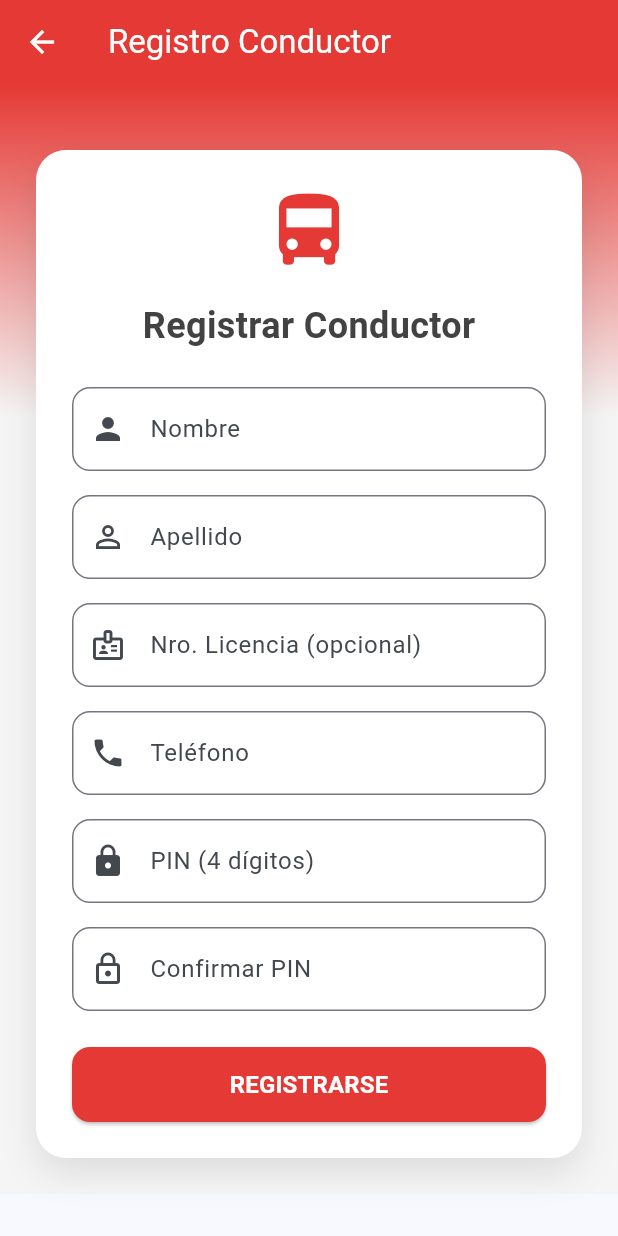
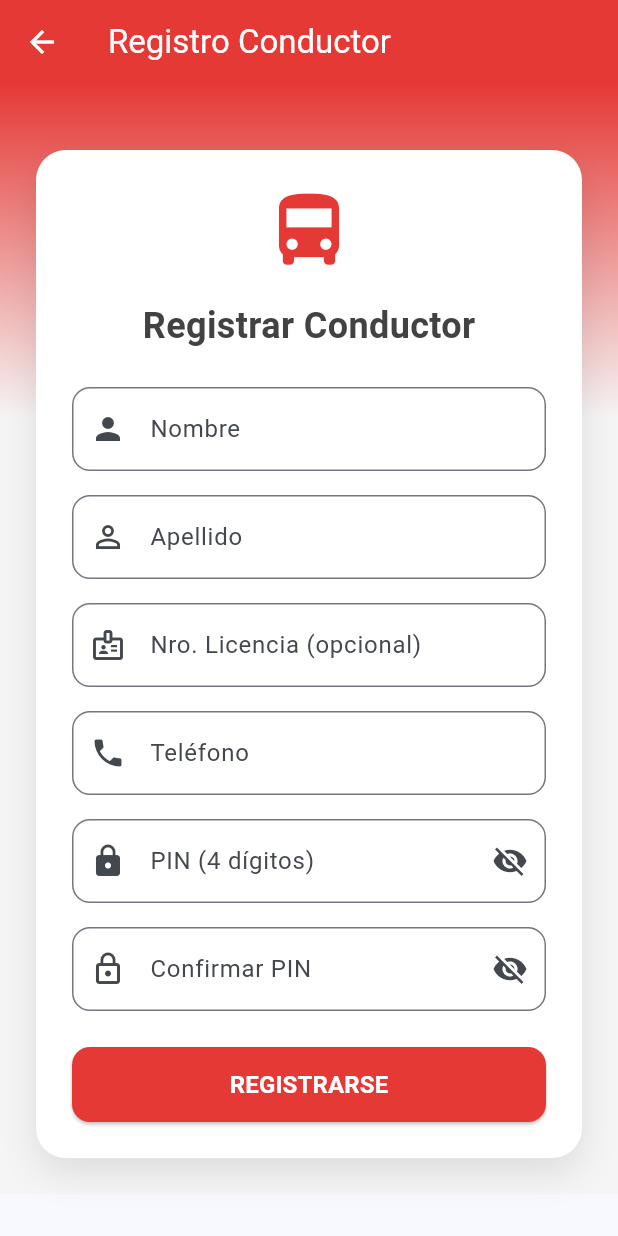
Before and after one commit to condorisebastian/mi-proyecto, a Flutter app: the DriverRegisterScreen screen opened by its route, on a phone screen of 412 x 824 dp. Run offline on Flutter 3.47's test engine with Material 3 defaults, Android fonts, the phone set to English and light mode, and no system bars; our stand-ins replace cloud_firestore, firebase_core, qr_flutter, shared_preferences; missing offline and left inert: flutter_nfc_kit, mobile_scanner, ndef; accounts and stored records are empty; network calls fail.

Commit message:
feat: mostrar u ocultar el PIN en login y registro
Agrega boton de ojito (suffixIcon) en los campos de PIN de login/registro de pasajero y conductor, incluido el campo de confirmacion.

```diff
--- a/transita_bolivia/lib/screens/driver/register_screen.dart
+++ b/transita_bolivia/lib/screens/driver/register_screen.dart
@@ -17,6 +17,8 @@ class _DriverRegisterScreenState extends State<DriverRegisterScreen> {
   final _telefonoController = TextEditingController();
   final _pinController = TextEditingController();
   final _confirmPinController = TextEditingController();
+  bool _obscurePin = true;
+  bool _obscureConfirmPin = true;
 
   @override
   void dispose() {
@@ -150,10 +152,20 @@ class _DriverRegisterScreenState extends State<DriverRegisterScreen> {
                           controller: _pinController,
                           keyboardType: TextInputType.number,
                           maxLength: 4,
-                          obscureText: true,
+                          obscureText: _obscurePin,
                           decoration: InputDecoration(
                             labelText: 'PIN (4 dígitos)',
                             prefixIcon: const Icon(Icons.lock),
+                            suffixIcon: IconButton(
+                              icon: Icon(_obscurePin
+                                  ? Icons.visibility_off
+                                  : Icons.visibility),
+                              tooltip: _obscurePin
+                                  ? 'Mostrar PIN'
+                                  : 'Ocultar PIN',
+                              onPressed: () =>
+                                  setState(() => _obscurePin = !_obscurePin),
+                            ),
                             counterText: '',
                             border: OutlineInputBorder(
                               borderRadius: BorderRadius.circular(12),
@@ -171,10 +183,20 @@ class _DriverRegisterScreenState extends State<DriverRegisterScreen> {
                           controller: _confirmPinController,
                           keyboardType: TextInputType.number,
                           maxLength: 4,
-                          obscureText: true,
+                          obscureText: _obscureConfirmPin,
                           decoration: InputDecoration(
                             labelText: 'Confirmar PIN',
                             prefixIcon: const Icon(Icons.lock_outline),
+                            suffixIcon: IconButton(
+                              icon: Icon(_obscureConfirmPin
+                                  ? Icons.visibility_off
+                                  : Icons.visibility),
+                              tooltip: _obscureConfirmPin
+                                  ? 'Mostrar PIN'
+                                  : 'Ocultar PIN',
+                              onPressed: () => setState(
+                                  () => _obscureConfirmPin = !_obscureConfirmPin),
+                            ),
                             counterText: '',
                             border: OutlineInputBorder(
                               borderRadius: BorderRadius.circular(12),
```
Also changed, not shown: transita_bolivia/lib/screens/driver/login_screen.dart (+12 -1 lines), transita_bolivia/lib/screens/passenger/login_screen.dart (+12 -1 lines), transita_bolivia/lib/screens/passenger/register_screen.dart (+24 -2 lines).
